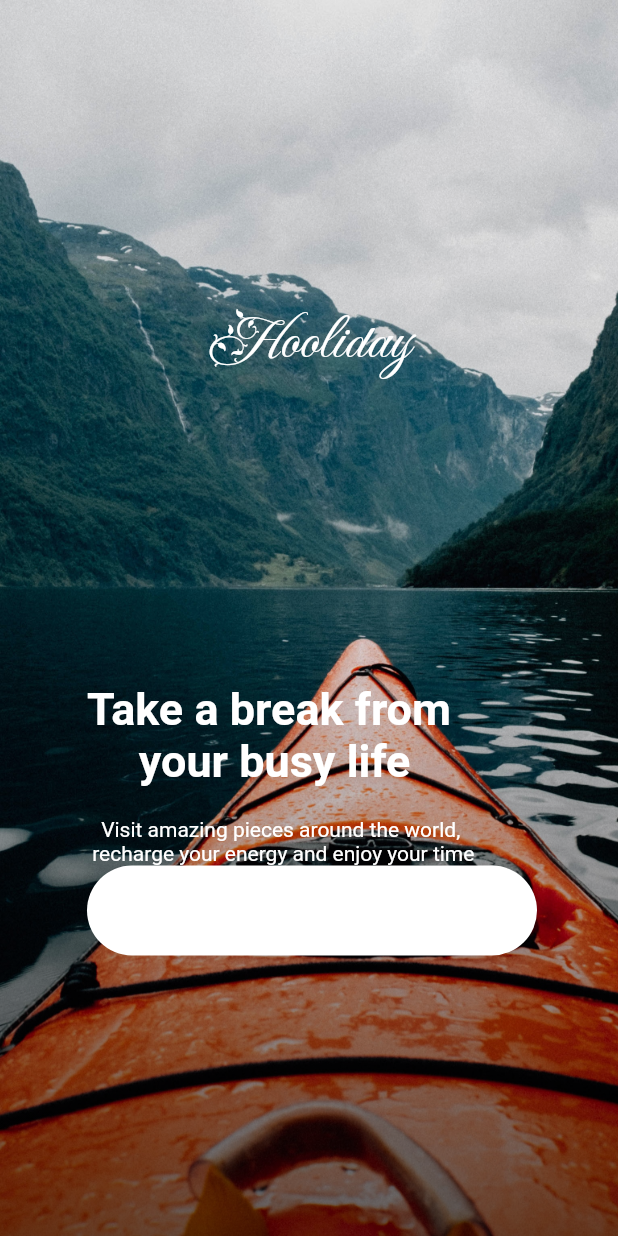
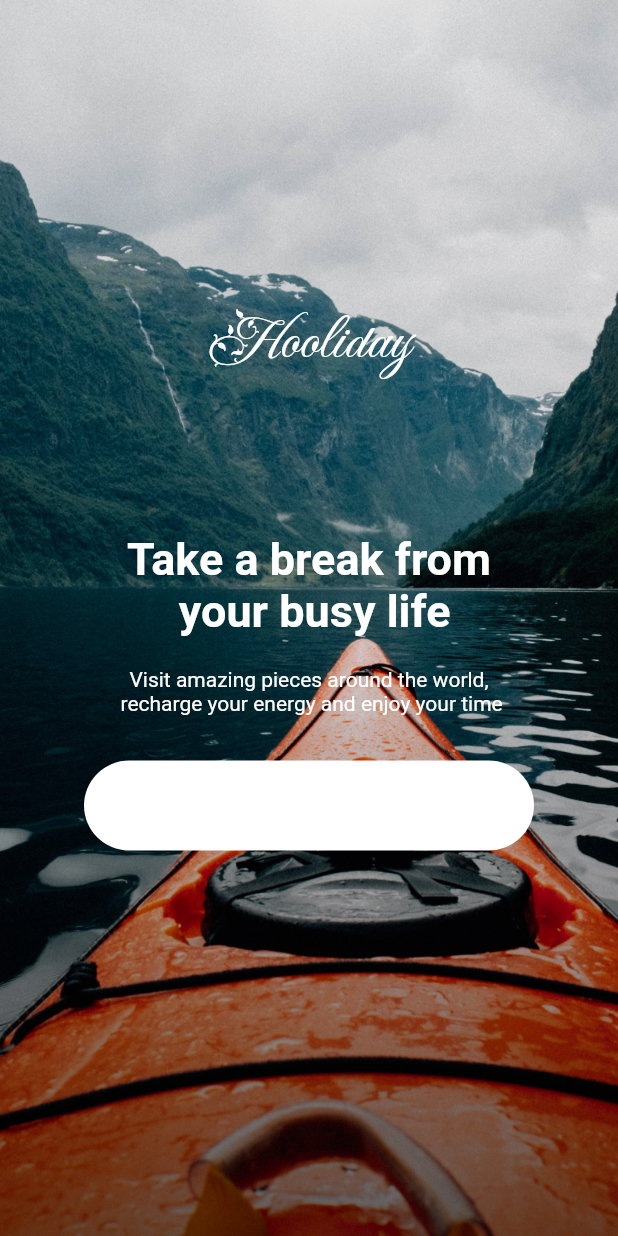
Before and after one commit to Tosin8/hooliday, a Flutter app: the screen it shows after launch, on a phone screen of 412 x 824 dp. Run offline on Flutter 3.47's test engine with Material 2 defaults, Android fonts, the phone set to English and light mode, and no system bars; our stand-ins replace font_awesome_flutter, page_transition.

Commit message:
Update splash_screen.dart

```diff
--- a/lib/extensions/splash_screen.dart
+++ b/lib/extensions/splash_screen.dart
@@ -26,8 +26,7 @@ class SplashScreen extends StatelessWidget {
               )),
               child: const Padding(
                   padding: EdgeInsets.symmetric(vertical: 200),
-                  child: Column(
-                    children: [
+                  child: Column(children: [
                     Text(
                       'Hooliday',
                       style: TextStyle(
@@ -35,12 +34,8 @@ class SplashScreen extends StatelessWidget {
                           fontSize: 40,
                           fontFamily: 'Fleur De Leah'),
                     ),
-                      SizedBox(height: 200),
-                      Padding(
-                        padding: EdgeInsets.only(left: 4),
-                        child: Column(
-                          crossAxisAlignment: CrossAxisAlignment.start,
-                          mainAxisAlignment: MainAxisAlignment.start,
+                    SizedBox(height: 100),
+                    Column(
                       children: [
                         Text(
                           'Take a break from\n your busy life',
@@ -57,13 +52,11 @@ class SplashScreen extends StatelessWidget {
                           textAlign: TextAlign.center,
                           style: TextStyle(color: Colors.white),
                         ),
-                            SizedBox(),
+                        SizedBox(height: 30),
                         SplashBtn()
                       ],
                     ),
-                      )
-                    ],
-                  ),
-                ))));
+                  ])),
+            )));
   }
 }
```
Lines whose indentation alone changed are shown as unchanged.
